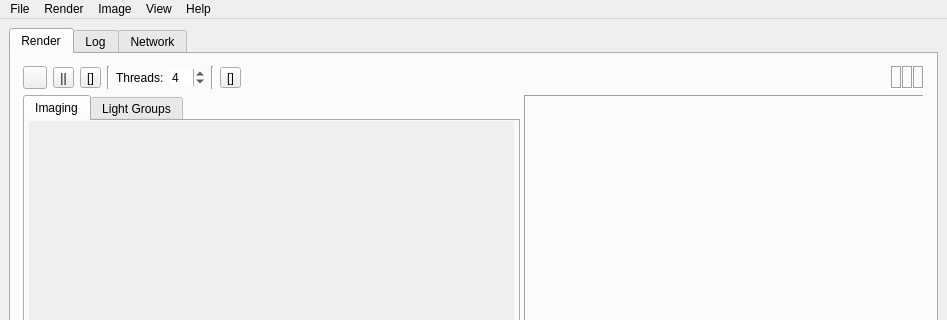
sungsoo/luxrender-lux, file qtgui/luxrender.ui: the form before one commit; both pictures show x 0 to 947 and y 0 to 320 of the 947 by 736 pixel window.
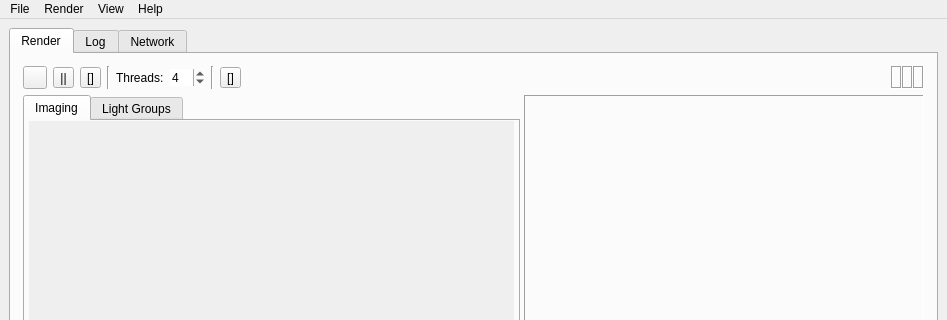
The form after the commit. Icons and pictures are not drawn.

Commit message: Huge commit of Seth´s (Olliebrown)patch for exporting images in several new ways

What changed in the file:
```diff
--- a/qtgui/luxrender.ui
+++ b/qtgui/luxrender.ui
@@ -764,15 +764,8 @@
     <addaction name="separator"/>
     <addaction name="action_exitApp"/>
    </widget>
-   <widget class="QMenu" name="menuImage">
-    <property name="title">
-     <string>Image</string>
-    </property>
-    <addaction name="action_outputTonemapped"/>
-   </widget>
    <addaction name="menu_file"/>
    <addaction name="menu_render"/>
-   <addaction name="menuImage"/>
    <addaction name="menu_view"/>
    <addaction name="menu_help"/>
   </widget>
```
Left out of the diff: 58 changed lines with no effect on the pictures. The commit also changes 14 other files.
